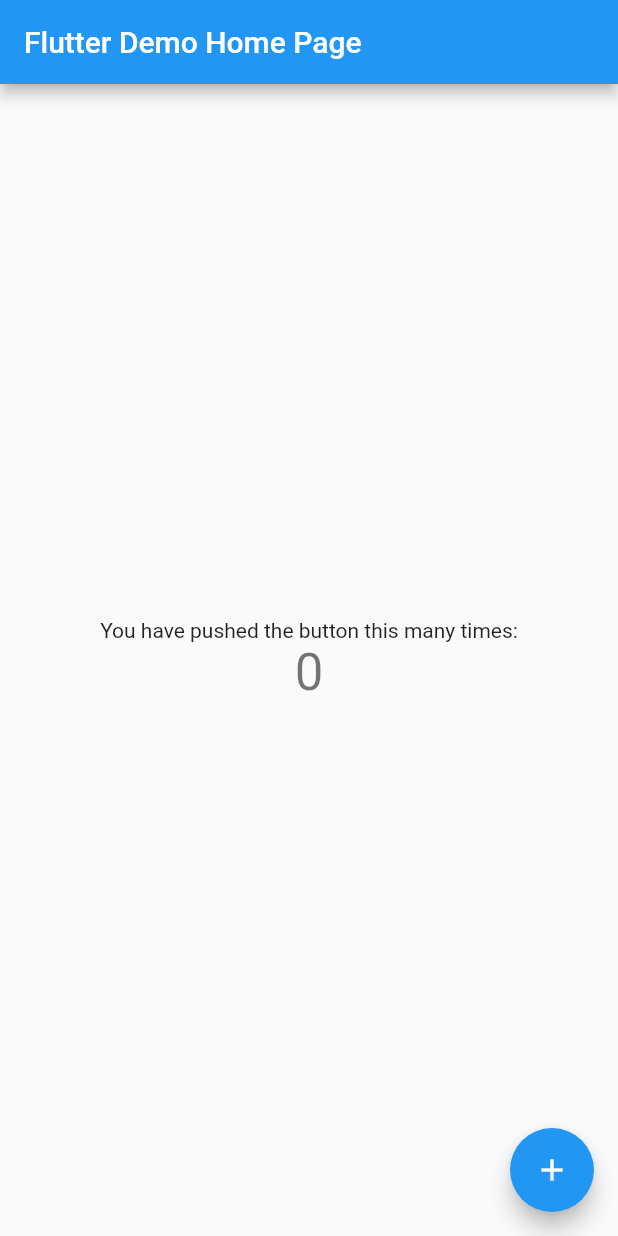
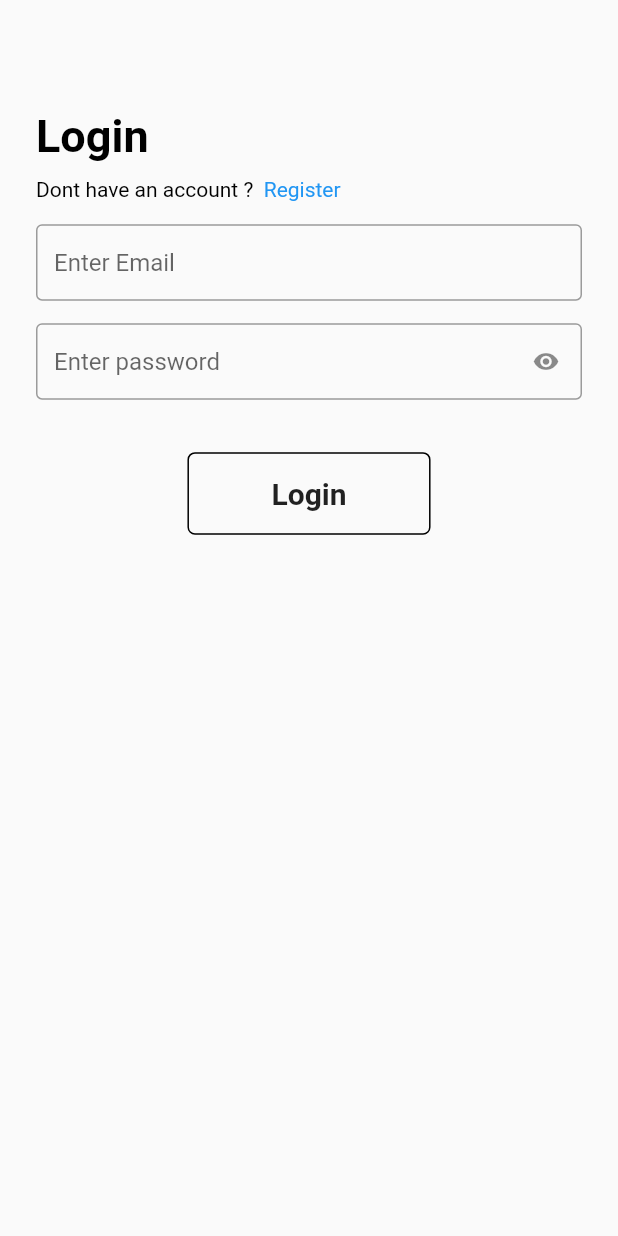
Before and after one commit to vkashegde/flutter-task-manager, a Flutter app: the screen it shows after launch, on a phone screen of 412 x 824 dp. Run offline on Flutter 3.47's test engine with Material 2 defaults, Android fonts, the phone set to English and light mode, and no system bars.

Commit message:
auth screns ui added

```diff
--- a/lib/main.dart
+++ b/lib/main.dart
@@ -1,113 +1,19 @@
 import 'package:flutter/material.dart';
+import 'package:task_management/screens/auth/login.dart';
 
 void main() {
   runApp(MyApp());
 }
 
 class MyApp extends StatelessWidget {
-  // This widget is the root of your application.
+  const MyApp({key}) : super(key: key);
+
   @override
   Widget build(BuildContext context) {
     return MaterialApp(
-      title: 'Flutter Demo',
-      theme: ThemeData(
-        // This is the theme of your application.
-        //
-        // Try running your application with "flutter run". You'll see the
-        // application has a blue toolbar. Then, without quitting the app, try
-        // changing the primarySwatch below to Colors.green and then invoke
-        // "hot reload" (press "r" in the console where you ran "flutter run",
-        // or simply save your changes to "hot reload" in a Flutter IDE).
-        // Notice that the counter didn't reset back to zero; the application
-        // is not restarted.
-        primarySwatch: Colors.blue,
-      ),
-      home: MyHomePage(title: 'Flutter Demo Home Page'),
+      title: 'task manager',
+      theme: ThemeData(primarySwatch: Colors.blue),
+      home: Login(),
     );
   }
 }
-
-class MyHomePage extends StatefulWidget {
-  MyHomePage({Key key, this.title}) : super(key: key);
-
-  // This widget is the home page of your application. It is stateful, meaning
-  // that it has a State object (defined below) that contains fields that affect
-  // how it looks.
-
-  // This class is the configuration for the state. It holds the values (in this
-  // case the title) provided by the parent (in this case the App widget) and
-  // used by the build method of the State. Fields in a Widget subclass are
-  // always marked "final".
-
-  final String title;
-
-  @override
-  _MyHomePageState createState() => _MyHomePageState();
-}
-
-class _MyHomePageState extends State<MyHomePage> {
-  int _counter = 0;
-
-  void _incrementCounter() {
-    setState(() {
-      // This call to setState tells the Flutter framework that something has
-      // changed in this State, which causes it to rerun the build method below
-      // so that the display can reflect the updated values. If we changed
-      // _counter without calling setState(), then the build method would not be
-      // called again, and so nothing would appear to happen.
-      _counter++;
-    });
-  }
-
-  @override
-  Widget build(BuildContext context) {
-    // This method is rerun every time setState is called, for instance as done
-    // by the _incrementCounter method above.
-    //
-    // The Flutter framework has been optimized to make rerunning build methods
-    // fast, so that you can just rebuild anything that needs updating rather
-    // than having to individually change instances of widgets.
-    return Scaffold(
-      appBar: AppBar(
-        // Here we take the value from the MyHomePage object that was created by
-        // the App.build method, and use it to set our appbar title.
-        title: Text(widget.title),
-      ),
-      body: Center(
-        // Center is a layout widget. It takes a single child and positions it
-        // in the middle of the parent.
-        child: Column(
-          // Column is also a layout widget. It takes a list of children and
-          // arranges them vertically. By default, it sizes itself to fit its
-          // children horizontally, and tries to be as tall as its parent.
-          //
-          // Invoke "debug painting" (press "p" in the console, choose the
-          // "Toggle Debug Paint" action from the Flutter Inspector in Android
-          // Studio, or the "Toggle Debug Paint" command in Visual Studio Code)
-          // to see the wireframe for each widget.
-          //
-          // Column has various properties to control how it sizes itself and
-          // how it positions its children. Here we use mainAxisAlignment to
-          // center the children vertically; the main axis here is the vertical
-          // axis because Columns are vertical (the cross axis would be
-          // horizontal).
-          mainAxisAlignment: MainAxisAlignment.center,
-          children: <Widget>[
-            Text(
-              'You have pushed the button this many times:',
-            ),
-            Text(
-              '$_counter',
-              style: Theme.of(context).textTheme.headline4,
-            ),
-          ],
-        ),
-      ),
-      floatingActionButton: FloatingActionButton(
-        onPressed: _incrementCounter,
-        tooltip: 'Increment',
-        child: Icon(Icons.add),
-      ), // This trailing comma makes auto-formatting nicer for build methods.
-    );
-  }
-}
--- /dev/null
+++ b/lib/screens/auth/login.dart
@@ -0,0 +1,138 @@
+import 'dart:async';
+
+import 'package:flutter/gestures.dart';
+import 'package:flutter/material.dart';
+import 'package:task_management/screens/auth/signup.dart';
+
+class Login extends StatefulWidget {
+  @override
+  _LoginState createState() => _LoginState();
+}
+
+class _LoginState extends State<Login> {
+  TextEditingController _emailCont = TextEditingController();
+  TextEditingController _passCont = TextEditingController();
+
+  final _loginFormKey = GlobalKey<FormState>();
+
+  @override
+  void initState() {
+    super.initState();
+  }
+
+  void _submitOnLogin() {
+    final isvalid = _loginFormKey.currentState.validate();
+    if (isvalid) {}
+  }
+
+  @override
+  Widget build(BuildContext context) {
+    Size size = MediaQuery.of(context).size;
+    return Scaffold(
+      body: SafeArea(
+        child: Padding(
+          padding: const EdgeInsets.all(24),
+          child: Container(
+            child: Column(
+              crossAxisAlignment: CrossAxisAlignment.start,
+              children: [
+                SizedBox(
+                  height: size.height * 0.06,
+                ),
+                Text(
+                  'Login',
+                  style: TextStyle(
+                      color: Colors.black,
+                      fontWeight: FontWeight.bold,
+                      fontSize: 30),
+                ),
+                SizedBox(
+                  height: 10,
+                ),
+                RichText(
+                    text: TextSpan(children: [
+                  TextSpan(
+                      text: 'Dont have an account ?',
+                      style: TextStyle(color: Colors.black)),
+                  TextSpan(
+                      recognizer: TapGestureRecognizer()
+                        ..onTap = () {
+                          Navigator.push(
+                              context,
+                              MaterialPageRoute(
+                                  builder: (context) => Signup()));
+                        },
+                      text: '  Register',
+                      style: TextStyle(
+                        color: Colors.blue,
+                      ))
+                ])),
+                SizedBox(
+                  height: 15,
+                ),
+                Form(
+                  key: _loginFormKey,
+                  child: Column(
+                    children: [
+                      TextFormField(
+                        controller: _emailCont,
+                        validator: (value) {
+                          if (value.isEmpty || !value.contains('@')) {
+                            return "Please enter a valid email address";
+                          } else {
+                            return null;
+                          }
+                        },
+                        decoration: InputDecoration(
+                            isDense: true,
+                            hintText: 'Enter Email',
+                            border: OutlineInputBorder()),
+                      ),
+                      SizedBox(
+                        height: 15,
+                      ),
+                      TextFormField(
+                        controller: _passCont,
+                        validator: (value) {
+                          if (value.isEmpty || value.length < 6) {
+                            return "Please enter a valid email address";
+                          } else {
+                            return null;
+                          }
+                        },
+                        decoration: InputDecoration(
+                            suffixIcon: Icon(Icons.remove_red_eye_sharp),
+                            isDense: true,
+                            hintText: 'Enter password',
+                            border: OutlineInputBorder()),
+                      ),
+                    ],
+                  ),
+                ),
+                SizedBox(
+                  height: 35,
+                ),
+                Center(
+                  child: MaterialButton(
+                      child: Container(
+                        padding:
+                            EdgeInsets.symmetric(horizontal: 55, vertical: 15),
+                        decoration: BoxDecoration(
+                            border: Border.all(),
+                            borderRadius: BorderRadius.circular(5)),
+                        child: Text(
+                          'Login',
+                          style: TextStyle(
+                              fontWeight: FontWeight.bold, fontSize: 20),
+                        ),
+                      ),
+                      onPressed: _submitOnLogin),
+                )
+              ],
+            ),
+          ),
+        ),
+      ),
+    );
+  }
+}
```
Also changed, not shown: lib/screens/auth/forget_password.dart (added, +96 -0 lines), lib/screens/auth/signup.dart (added, +198 -0 lines), lib/screens/tasks_screen.dart (added, +15 -0 lines).
